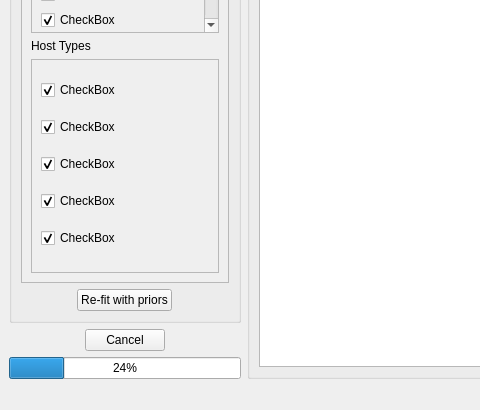
This is GUI/design.ui in daniel-muthukrishna/astrodash as Qt 5 draws it before an edit; both pictures show x 0 to 480 and y 451 to 861 of the 1186 by 861 pixel window. The edited form follows.
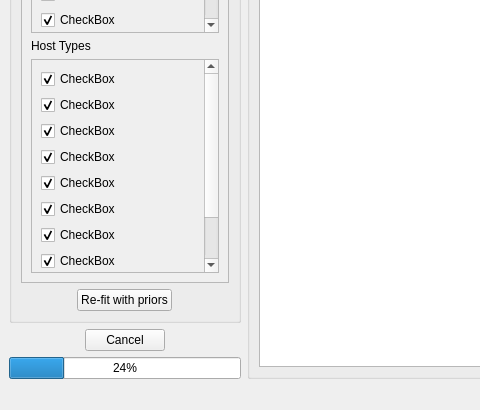
This is the edited form. Custom widgets are drawn as their Qt base class.

The edit to the form file:
```diff
--- a/GUI/design.ui
+++ b/GUI/design.ui
@@ -310,8 +310,8 @@
                    <rect>
                     <x>0</x>
                     <y>0</y>
-                    <width>180</width>
-                    <height>178</height>
+                    <width>164</width>
+                    <height>292</height>
                    </rect>
                   </property>
                   <layout class="QVBoxLayout" name="verticalLayout_4">
@@ -335,6 +335,16 @@
                      </property>
                     </widget>
                    </item>
+                   <item>
+                    <widget class="QCheckBox" name="checkBox_19">
+                     <property name="text">
+                      <string>CheckBox</string>
+                     </property>
+                     <property name="checked">
+                      <bool>true</bool>
+                     </property>
+                    </widget>
+                   </item>
                    <item>
                     <widget class="QCheckBox" name="checkBox_16">
                      <property name="text">
@@ -345,6 +355,16 @@
                      </property>
                     </widget>
                    </item>
+                   <item>
+                    <widget class="QCheckBox" name="checkBox_22">
+                     <property name="text">
+                      <string>CheckBox</string>
+                     </property>
+                     <property name="checked">
+                      <bool>true</bool>
+                     </property>
+                    </widget>
+                   </item>
                    <item>
                     <widget class="QCheckBox" name="checkBox_17">
                      <property name="text">
@@ -355,6 +375,16 @@
                      </property>
                     </widget>
                    </item>
+                   <item>
+                    <widget class="QCheckBox" name="checkBox_18">
+                     <property name="text">
+                      <string>CheckBox</string>
+                     </property>
+                     <property name="checked">
+                      <bool>true</bool>
+                     </property>
+                    </widget>
+                   </item>
                    <item>
                     <widget class="QCheckBox" name="checkBox_15">
                      <property name="text">
@@ -365,12 +395,37 @@
                      </property>
                     </widget>
                    </item>
+                   <item>
+                    <widget class="QCheckBox" name="checkBox_20">
+                     <property name="text">
+                      <string>CheckBox</string>
+                     </property>
+                     <property name="checked">
+                      <bool>true</bool>
+                     </property>
+                    </widget>
+                   </item>
+                   <item>
+                    <widget class="QCheckBox" name="checkBox_21">
+                     <property name="text">
+                      <string>CheckBox</string>
+                     </property>
+                     <property name="checked">
+                      <bool>true</bool>
+                     </property>
+                    </widget>
+                   </item>
                   </layout>
                   <zorder>checkBox_7</zorder>
                   <zorder>checkBox_14</zorder>
                   <zorder>checkBox_15</zorder>
                   <zorder>checkBox_16</zorder>
                   <zorder>checkBox_17</zorder>
+                  <zorder>checkBox_18</zorder>
+                  <zorder>checkBox_19</zorder>
+                  <zorder>checkBox_20</zorder>
+                  <zorder>checkBox_21</zorder>
+                  <zorder>checkBox_22</zorder>
                  </widget>
                 </widget>
                </item>
```
